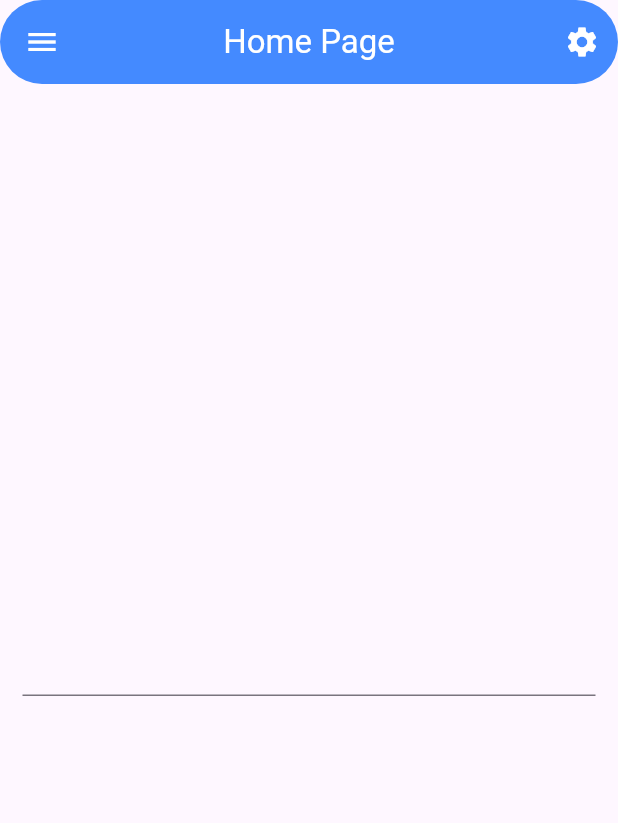
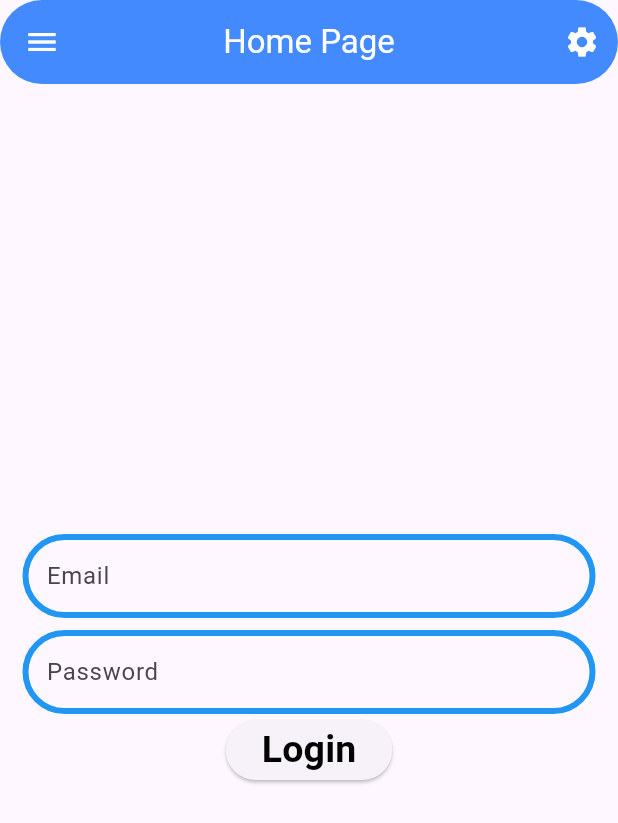
Before and after one commit to rifatalam26/my-first-app, a Flutter app: the screen it shows after launch, on a phone screen of 412 x 824 dp. Shown: the top 823 px of the screen. Run offline on Flutter 3.47's test engine with Material 3 defaults, Android fonts, the light colour scheme and no system bars.

Commit message:
TextField

```diff
--- a/lib/main.dart
+++ b/lib/main.dart
@@ -45,12 +45,49 @@ class _HomePageState extends State<HomePage> {
         body: Center(
           child: Padding(
             padding: const EdgeInsets.all(15.0),
-            child: TextField(
-              decoration: InputDecoration(
-                  focusedBorder: OutlineInputBorder(
-                borderRadius: BorderRadius.circular(30),
-                borderSide: BorderSide(color: Colors.deepOrange, width: 3),
-              )),
+            child: Column(
+              mainAxisAlignment: MainAxisAlignment.center,
+              children: [
+                TextField(
+                  decoration: InputDecoration(
+                      focusedBorder: OutlineInputBorder(
+                        borderRadius: BorderRadius.circular(30),
+                        borderSide: BorderSide(color: Colors.green, width: 4),
+                      ),
+                      enabledBorder: OutlineInputBorder(
+                        borderRadius: BorderRadius.circular(30),
+                        borderSide: BorderSide(color: Colors.blue, width: 4),
+                      ),
+                      hintText: "Email"),
+                ),
+                SizedBox(
+                  height: 8,
+                ),
+                TextField(
+                  keyboardType: TextInputType.number,
+                  decoration: InputDecoration(
+                    focusedBorder: OutlineInputBorder(
+                      borderRadius: BorderRadius.circular(30),
+                      borderSide: BorderSide(color: Colors.green, width: 4),
+                    ),
+                    enabledBorder: OutlineInputBorder(
+                      borderRadius: BorderRadius.circular(30),
+                      borderSide: BorderSide(color: Colors.blue, width: 4),
+                    ),
+                    hintText: "Password",
+                  ),
+                ),
+                ElevatedButton(
+                  onPressed: () {},
+                  child: Text(
+                    "Login",
+                    style: TextStyle(
+                        color: Colors.black,
+                        fontSize: 25,
+                        fontWeight: FontWeight.bold),
+                  ),
+                )
+              ],
             ),
           ),
         ));
```
